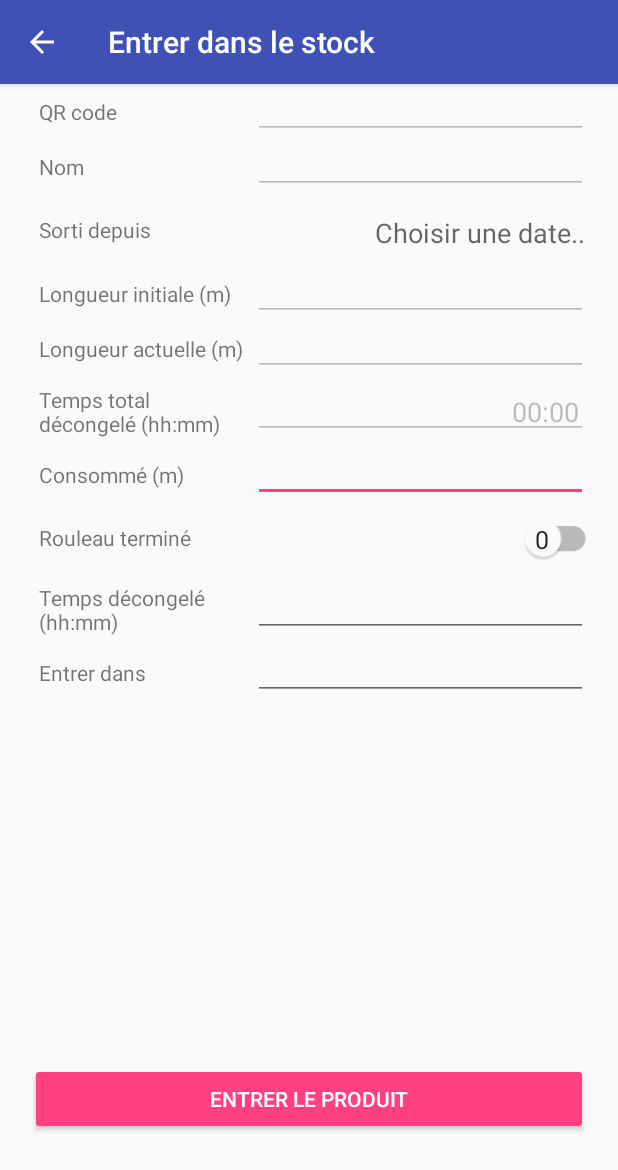
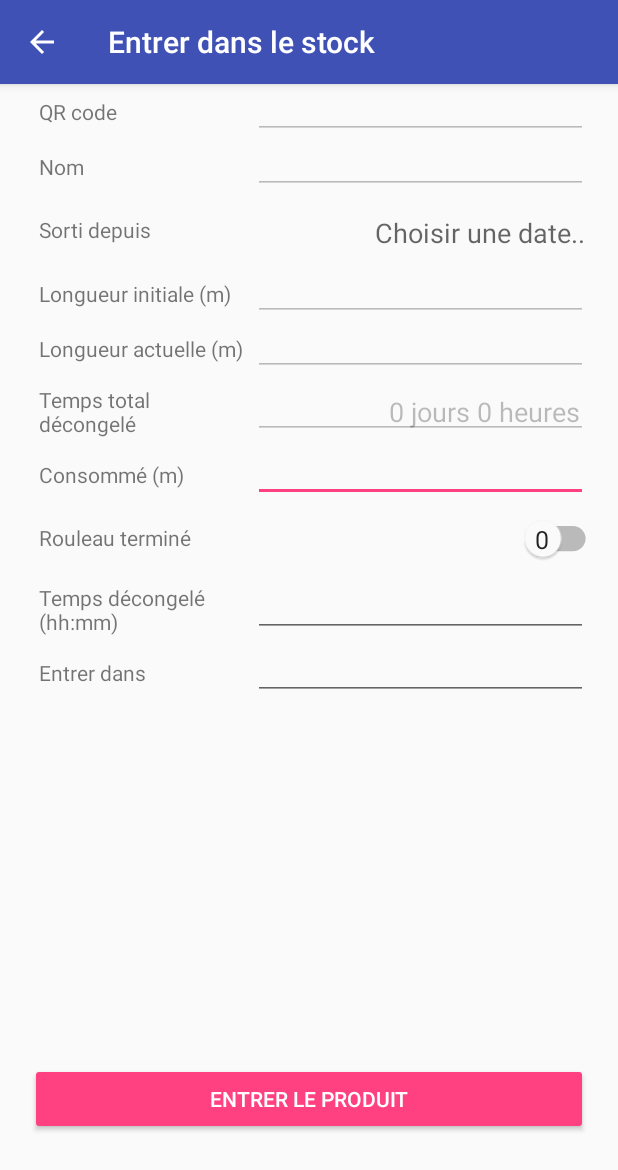
Before and after one commit to louisrubet/ws, an Android app: the InFragment screen opened directly, with no data from a screen before it, on a phone screen of 412 x 824 dp. Shown: the top 1170 px of the screen. Run offline under Robolectric (Android 15) with nearby library versions, the phone set to English and light mode, and no system bars; libraries missing offline, so code that uses them is left out: com.google.zxing.integration; 1 statement that could not run was skipped.

Commit message:
#80: temps total decongele in days + hours

```diff
--- a/android/workshape/app/src/main/java/com/lrubstudio/workshape/DbProduct.java
+++ b/android/workshape/app/src/main/java/com/lrubstudio/workshape/DbProduct.java
@@ -233,6 +233,36 @@ public class DbProduct
         return hhmm;
     }
 
+    static public String secondsToDaysHours(Context context, String secondsString)
+    {
+        int seconds = Integer.parseInt(secondsString);
+        int days = seconds / 3600 / 24;
+        int hours =  (int)Math.abs( ((double)seconds - (double)days * 3600.0 * 24.0) / 3600.0 + 0.5 );
+        if (hours == 24)
+        {
+            days = days + 1;
+            hours = 0;
+        }
+
+        String dayshours = context.getString(R.string.days_hours_format_to_android);
+        String daysString = String.format("%d", days);
+        String hoursString = String.format("%d", hours);
+
+        dayshours = dayshours.replaceAll("DD", daysString);
+        if (days == 1)
+            dayshours = dayshours.replaceAll("SSJ", "");
+        else
+            dayshours = dayshours.replaceAll("SSJ", "s");
+
+        dayshours = dayshours.replaceAll("HH", hoursString);
+        if (hours == 1)
+            dayshours = dayshours.replaceAll("SSH", "");
+        else
+            dayshours = dayshours.replaceAll("SSH", "s");
+
+        return dayshours;
+    }
+
     static public String HHMMToSeconds(Context context, String hhmmString)
     {
         String[] parts = hhmmString.split(":");
--- a/android/workshape/app/src/main/java/com/lrubstudio/workshape/InFragment.java
+++ b/android/workshape/app/src/main/java/com/lrubstudio/workshape/InFragment.java
@@ -76,8 +76,8 @@ public class InFragment extends Fragment implements View.OnClickListener, DbRequ
         // fill lieu from global configuration
         ((EditText)view.findViewById(R.id.editInLieuActuel)).setText(ConfigurationActivity.configuration.lieuParDefaut);
 
-        // total time in seconds -> "hh:mm"
-        ((EditText)view.findViewById(R.id.editInHorsGelTotal)).setText(DbProduct.secondsToHHMM(getActivity(), MainActivity.getLastRequestedProduct().get(DbProduct.tempsHorsGelTotal)));
+        // total time in seconds -> "DD jours HH heures"
+        ((EditText)view.findViewById(R.id.editInHorsGelTotal)).setText(DbProduct.secondsToDaysHours(getActivity(), MainActivity.getLastRequestedProduct().get(DbProduct.tempsHorsGelTotal)));
 
         // fill hors gel time duration
         ((EditText)view.findViewById(R.id.editInTempsHorsGel)).setText(DbProduct.timeDiffToString(getActivity(), ((Button)view.findViewById(R.id.buttonInLieuDepuis)).getText().toString(), new Date(System.currentTimeMillis())));
--- a/android/workshape/app/src/main/java/com/lrubstudio/workshape/OutFragment.java
+++ b/android/workshape/app/src/main/java/com/lrubstudio/workshape/OutFragment.java
@@ -69,8 +69,8 @@ public class OutFragment extends Fragment implements View.OnClickListener, DbReq
                 DbProduct.longueurActuelle, DbProduct.lieuActuel, DbProduct.lieuDepuis };
         MainActivity.getLastRequestedProduct().fillFragmentFromFields(view, edits, dbfields);
 
-        // total time in seconds -> "hh:mm"
-        ((EditText)view.findViewById(R.id.editOutHorsGelTotal)).setText(DbProduct.secondsToHHMM(getActivity(), MainActivity.getLastRequestedProduct().get(DbProduct.tempsHorsGelTotal)));
+        // total time in seconds -> "DD jours HH heures"
+        ((EditText)view.findViewById(R.id.editOutHorsGelTotal)).setText(DbProduct.secondsToDaysHours(getActivity(), MainActivity.getLastRequestedProduct().get(DbProduct.tempsHorsGelTotal)));
 
         super.onActivityCreated(savedInstanceState);
     }
--- a/android/workshape/app/src/main/res/values/requests_format.xml
+++ b/android/workshape/app/src/main/res/values/requests_format.xml
@@ -5,6 +5,7 @@
     <string name="date_format_to_mysql">dd/MM/yyyy HH:mm</string>
     <string name="date_format_to_android">dd/MM/yyyy HH:mm</string>
     <string name="time_format_to_android">HH:mm</string>
+    <string name="days_hours_format_to_android">DD jourSSJ HH heureSSH</string>
 
     <!-- events -->
     <string name="event_label_add">new</string>
--- a/android/workshape/app/src/main/res/values/strings.xml
+++ b/android/workshape/app/src/main/res/values/strings.xml
@@ -50,7 +50,7 @@
     <string name="date_d_arrivee">Date d\'arrivée</string>
     <string name="transport_frigo">Transport frigo</string>
     <string name="decongele">Nb décongélation</string>
-    <string name="temps_hors_gel_total">Temps total décongelé (hh:mm)</string>
+    <string name="temps_hors_gel_total">Temps total décongelé</string>
     <string name="hors_gel">Temps décongelé (hh:mm)</string>
     <string name="produit_sorti">Produit sorti</string>
     <string name="produit_entre">Produit entré</string>
```
